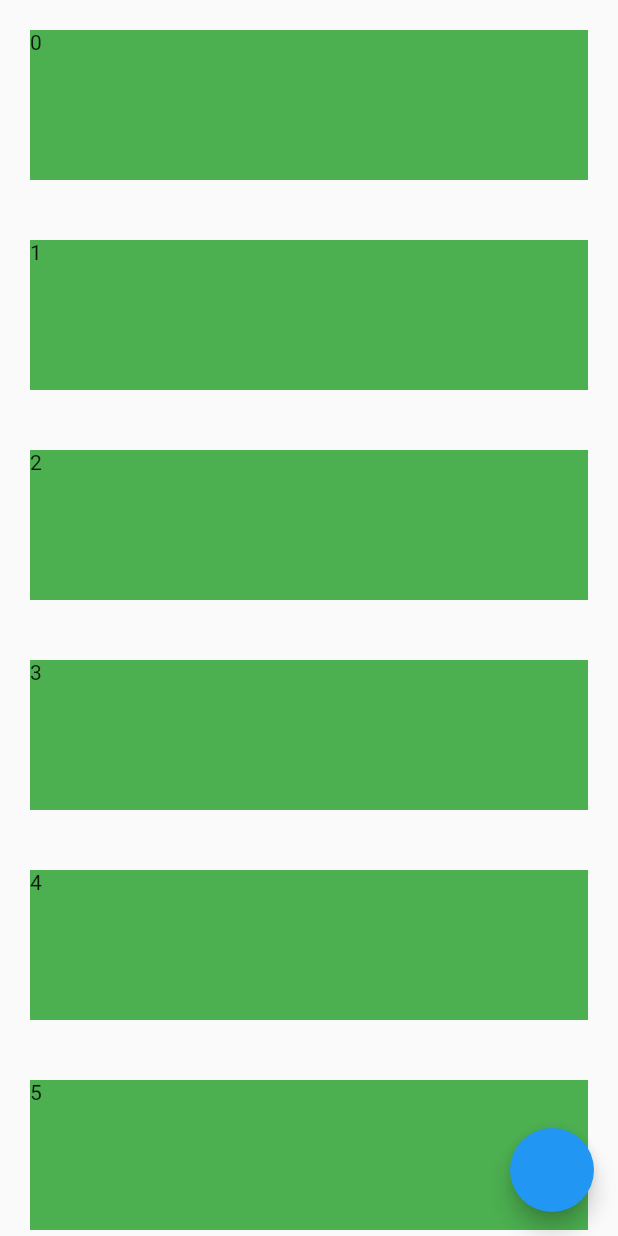
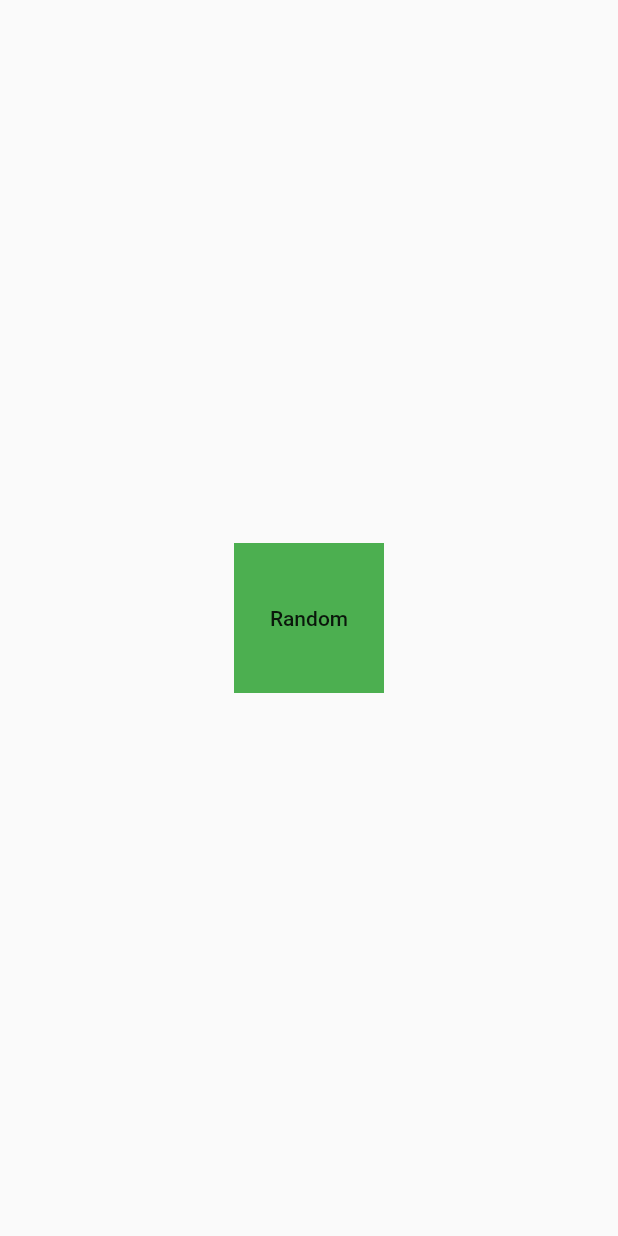
Before and after one commit to Czapelxd/flutter_test_app, a Flutter app: the screen it shows after launch, on a phone screen of 412 x 824 dp. Run offline on Flutter 3.47's test engine with Material 2 defaults, Android fonts, the phone set to English and light mode, and no system bars.

Commit message:
animatedContainer and animations

```diff
--- a/lib/main.dart
+++ b/lib/main.dart
@@ -1,39 +1,86 @@
 // import 'package:flutter/cupertino.dart';
+import 'dart:math';
+
 import 'package:flutter/material.dart';
 
 void main() => runApp(MyApp());
 
-class MyApp extends StatefulWidget {
-  @override
-  _MyAppState createState() => _MyAppState();
-}
-
-class _MyAppState extends State<MyApp> {
-
-  ScrollController _controller = ScrollController();
-
+class MyApp extends StatelessWidget {
   @override
   Widget build(BuildContext context) {
     return MaterialApp(
       home: Scaffold(
-        floatingActionButton: FloatingActionButton(
-          onPressed: () => _controller.animateTo(1000, curve: Curves.bounceIn, duration: Duration(seconds: 2)),
-        ),
-        body: ListView.builder(
-           controller: _controller,
-          itemBuilder: (context, idx) {
-            return Container(
-              color: Colors.green,
-              margin: EdgeInsets.all(20),
-              height: 100,
-              child: Text('$idx'),
-            );
-          },
+        body: Center(
+          child: new AnimatedPage(),
         ),
       ),
     );
   }
 }
+
+class AnimatedPage extends StatefulWidget {
+  const AnimatedPage({
+    Key key,
+  }) : super(key: key);
+
+  @override
+  _AnimatedPageState createState() => _AnimatedPageState();
+}
+
+class _AnimatedPageState extends State<AnimatedPage> {
+  Color color = Colors.green;
+  double width = 100;
+  double height = 100;
+
+  @override
+  Widget build(BuildContext context) {
+    return AnimatedContainer(
+      duration: Duration(seconds: 2),
+      curve: Curves.bounceInOut,
+      color: color,
+      width: width,
+      height: height,
+      child: FlatButton(
+        child: Text('Random'),
+        onPressed: () {
+          setState(() {
+            width = Random().nextDouble() * 500;
+            height = Random().nextDouble() * 500;
+
+            int r = Random().nextInt(255);
+            int b = Random().nextInt(255);
+            int g = Random().nextInt(255);
+            color = Color.fromRGBO(r, g, b, 1);
+          });
+        },
+      ),
+    );
+  }
+}
+
+// class ListBuilderWithController extends StatelessWidget {
+//   const ListBuilderWithController({
+//     Key key,
+//     @required ScrollController controller,
+//   }) : _controller = controller, super(key: key);
+
+//   final ScrollController _controller;
+
+//   @override
+//   Widget build(BuildContext context) {
+//     return ListView.builder(
+//        controller: _controller,
+//       itemBuilder: (context, idx) {
+//         return Container(
+//           color: Colors.green,
+//           margin: EdgeInsets.all(20),
+//           height: 100,
+//           child: Text('$idx'),
+//         );
+//       },
+//     );
+//   }
+// }
 
 // class RowsAndColums extends StatelessWidget {
 //   const RowsAndColums({
```
